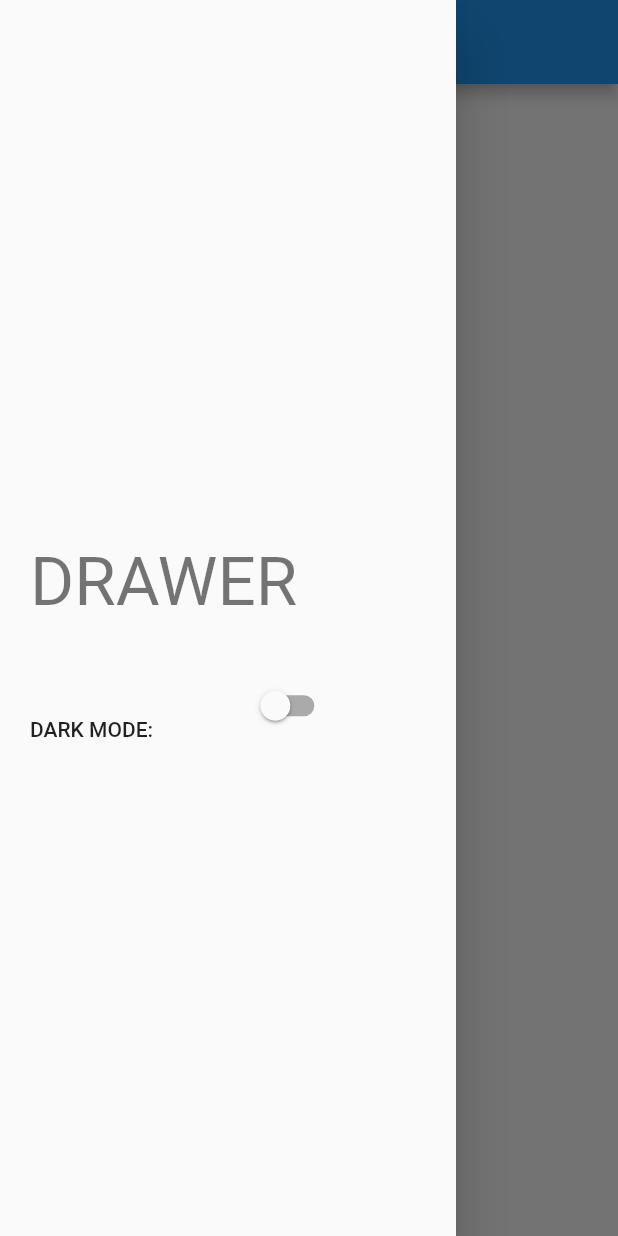
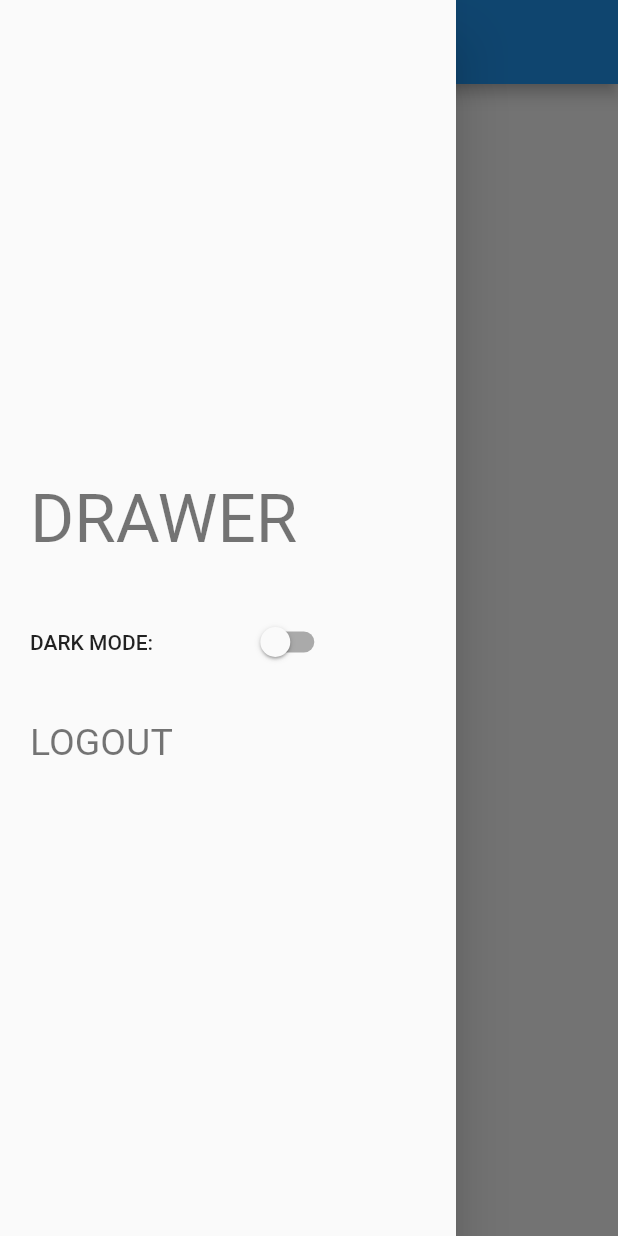
Before and after one commit to raveesh-me/flutter_chat, a Flutter app: the screen it shows after launch, with the side drawer open, on a phone screen of 412 x 824 dp. Run offline on Flutter 3.47's test engine with Material 2 defaults, Android fonts, the phone set to English and light mode, and no system bars.

Commit message:
refactor: refactors [HomeScreenDrawer]

```diff
--- a/lib/src/screens/home_screen/home_screen.dart
+++ b/lib/src/screens/home_screen/home_screen.dart
@@ -1,8 +1,5 @@
-import 'dart:developer';
-
 import 'package:flutter/material.dart';
-import 'package:provider/provider.dart';
-import 'package:simpleholmuskchat/src/app.dart';
+import 'package:simpleholmuskchat/src/screens/home_screen/home_screen_drawer.dart';
 
 enum NavigablePages { list, me }
 
@@ -23,47 +20,7 @@ class _HomeScreenState extends State<HomeScreen> {
             "List",
           ),
         ),
-        drawer: Drawer(
-          child: Center(
-            child: Padding(
-              padding: const EdgeInsets.symmetric(vertical: 40, horizontal: 20),
-              child: Column(
-                mainAxisAlignment: MainAxisAlignment.center,
-                crossAxisAlignment: CrossAxisAlignment.start,
-                children: [
-                  Padding(
-                    padding: const EdgeInsets.symmetric(vertical: 32.0),
-                    child: Text(
-                      "DRAWER",
-                      style: Theme.of(context).textTheme.headline3,
-                    ),
-                  ),
-                  Row(
-                    crossAxisAlignment: CrossAxisAlignment.end,
-                    children: [
-                      Text(
-                        "DARK MODE:",
-                        style: Theme.of(context).textTheme.button,
-                      ),
-                      Spacer(),
-                      Switch(
-                          value:
-                              Theme.of(context).brightness == Brightness.dark ||
-                                  MediaQuery.of(context).platformBrightness ==
-                                      Brightness.dark,
-                          onChanged: (bool switchState) {
-                            log('$switchState');
-                            Provider.of<AppBrightnessToggle>(context,
-                                listen: false)();
-                          }),
-                      Spacer(),
-                    ],
-                  ),
-                ],
-              ),
-            ),
-          ),
-        ),
+        drawer: Drawer(child: HomeScreenDrawer()),
       ),
     );
   }
--- /dev/null
+++ b/lib/src/screens/home_screen/home_screen_drawer.dart
@@ -0,0 +1,63 @@
+import 'dart:developer';
+
+import 'package:flutter/material.dart';
+import 'package:provider/provider.dart';
+
+import '../../app.dart';
+
+class HomeScreenDrawer extends StatelessWidget {
+  @override
+  Widget build(BuildContext context) {
+    return Center(
+      child: Padding(
+        padding: const EdgeInsets.symmetric(vertical: 40, horizontal: 20),
+        child: Column(
+          mainAxisAlignment: MainAxisAlignment.center,
+          crossAxisAlignment: CrossAxisAlignment.start,
+          children: [
+            Padding(
+              padding: const EdgeInsets.symmetric(vertical: 32.0),
+              child: Text(
+                "DRAWER",
+                style: Theme.of(context).textTheme.headline3,
+              ),
+            ),
+            Row(
+              crossAxisAlignment: CrossAxisAlignment.center,
+              children: [
+                Text(
+                  "DARK MODE:",
+                  style: Theme.of(context).textTheme.button,
+                ),
+                Spacer(),
+                Switch(
+                    value: Theme.of(context).brightness == Brightness.dark ||
+                        MediaQuery.of(context).platformBrightness ==
+                            Brightness.dark,
+                    onChanged: (bool switchState) {
+                      log('$switchState');
+                      Provider.of<AppBrightnessToggle>(context,
+                          listen: false)();
+                    }),
+                Spacer(),
+              ],
+            ),
+            Padding(
+              padding: const EdgeInsets.all(28.0).copyWith(left: 0),
+              child: InkWell(
+                  onTap: () {},
+                  child: Text(
+                    "LOGOUT",
+                    textAlign: TextAlign.start,
+                    style: Theme.of(context)
+                        .textTheme
+                        .caption
+                        .copyWith(fontSize: 25),
+                  )),
+            )
+          ],
+        ),
+      ),
+    );
+  }
+}
```
